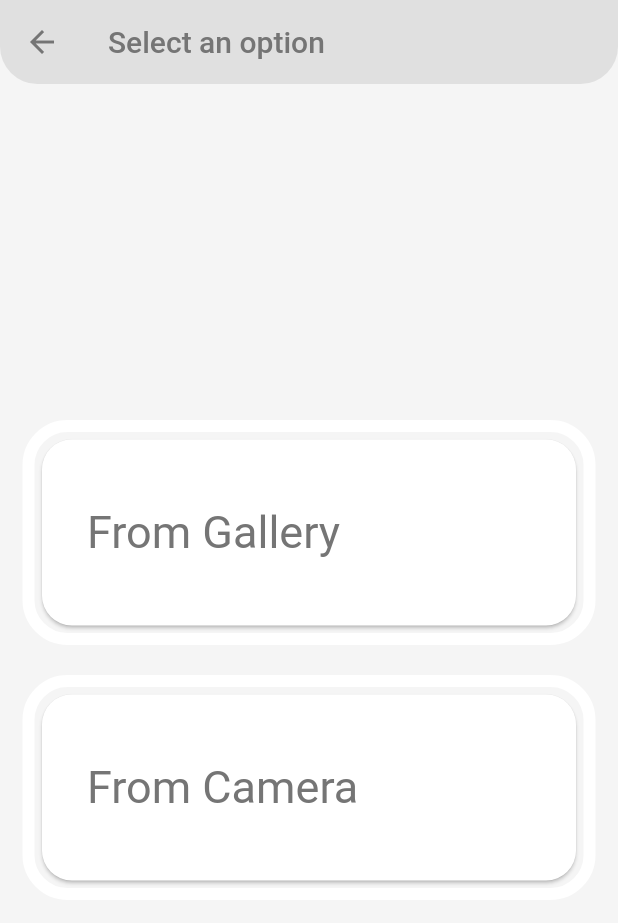
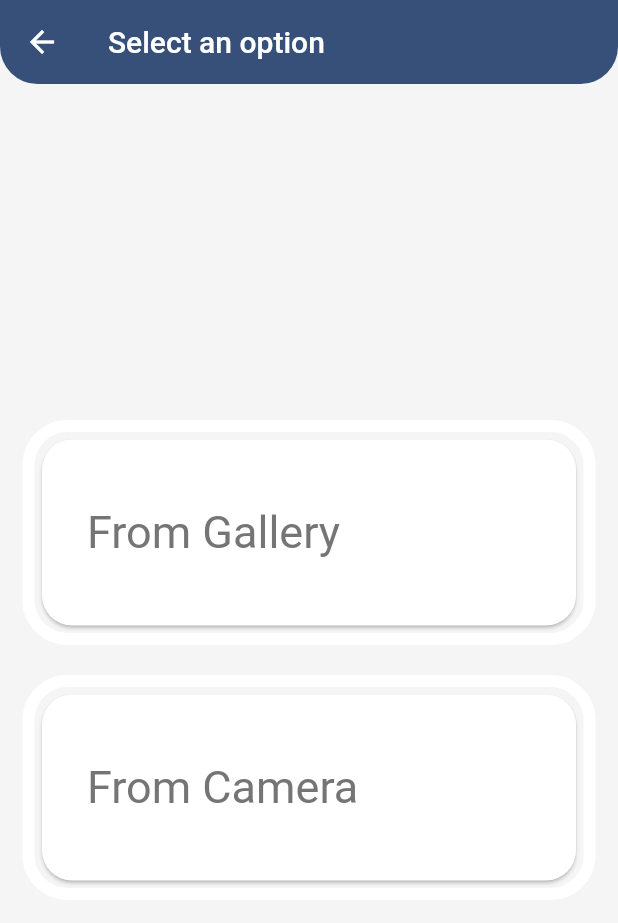
Before and after one commit to SilentCruzer/Lumos, a Flutter app: the screen it shows after launch, after a tap on an icon or button, on a phone screen of 412 x 824 dp. Shown: the top 923 px of the screen. Run offline on Flutter 3.47's test engine with Material 2 defaults, Android fonts, the phone set to English and light mode, and no system bars; our stand-ins replace camera, flutter_icons, flutter_tts, fluttertoast, geolocator, hexcolor and 5 more; missing offline and left inert: animated_splash, colornames, shake, simple_ocr_plugin, telephony, tflite.

Commit message:
Changes Appbar theme

```diff
--- a/lib/main.dart
+++ b/lib/main.dart
@@ -147,19 +147,19 @@ class _MyHomePageState extends State<MyHomePage> {
         elevation: 0,
         title: Text(
           'Select an option',
-          style: TextStyle(color: Colors.grey[600]),
+          style: TextStyle(color: Colors.white),
         ),
         flexibleSpace: Container(
           decoration: BoxDecoration(
               borderRadius: BorderRadius.only(bottomLeft: Radius.circular(25),bottomRight: Radius.circular(25)),
-              color: Colors.grey[300]
+              color: Color(0xff375079)
           ),
         ),
         actions: <Widget>[
           IconButton(
             icon: Icon(
               Icons.settings,
-              color: Colors.grey[600],
+              color: Colors.white,
             ),
             onPressed: () {
               sd.sosDialogBox(context);
@@ -211,7 +211,7 @@ class _MyHomePageState extends State<MyHomePage> {
                     child: new Container(
                       child: new Text('Blind',
                           style: TextStyle(
-                            color: Colors.grey[600],
+                            color: Color(0xff375079),
                           fontSize: 30
                       ),
                       ),
@@ -262,7 +262,7 @@ class _MyHomePageState extends State<MyHomePage> {
                                 child: new Container(
                                   child: new Text('Deaf/\nMute',
                                     style: TextStyle(
-                                        color: Colors.grey[600],
+                                        color: Color(0xff375079),
                                         fontSize: 30
                                     ),
                                   ),
@@ -313,7 +313,7 @@ class _MyHomePageState extends State<MyHomePage> {
                                 child: new Container(
                                   child: new Text('Colour\nBlind',
                                     style: TextStyle(
-                                        color: Colors.grey[600],
+                                        color: Color(0xff375079),
                                         fontSize: 30
                                     ),
                                   ),
--- a/lib/screens/color_blind/color_blind_home.dart
+++ b/lib/screens/color_blind/color_blind_home.dart
@@ -57,19 +57,19 @@ class _ColorBlindHomeState extends State<ColorBlindHome> {
         elevation: 0,
         title: Text(
           'Select an option',
-          style: TextStyle(color: Colors.grey[600]),
+          style: TextStyle(color: Colors.white),
         ),
         flexibleSpace: Container(
           decoration: BoxDecoration(
               borderRadius: BorderRadius.only(bottomLeft: Radius.circular(25),bottomRight: Radius.circular(25)),
-              color: Colors.grey[300]
+              color: Color(0xff375079)
           ),
         ),
         leading:
           IconButton(
             icon: Icon(
               Icons.arrow_back,
-              color: Colors.grey[600],
+              color: Colors.white,
             ),
             onPressed: () {},
           ),
--- a/lib/screens/color_blind/screens/image_color.dart
+++ b/lib/screens/color_blind/screens/image_color.dart
@@ -47,16 +47,16 @@ class _ImageColorState extends State<ImageColor> {
         backgroundColor: Colors.transparent,
         shadowColor: Colors.transparent,
         leading: IconButton(onPressed: () => {Navigator.pop(context)}, icon: Icon(Icons.arrow_back),
-          color: Colors.grey[600],),
+          color: Colors.white,),
           title: Text("Image Color Picker", style: TextStyle(
             fontSize: 18,
-      color: Colors.grey[600],
+      color: Colors.white,
 
       ),),
         flexibleSpace: Container(
           decoration: BoxDecoration(
               borderRadius: BorderRadius.only(bottomLeft: Radius.circular(25),bottomRight: Radius.circular(25)),
-              color: Colors.grey[300]
+              color: Color(0xff375079)
           ),
         ),
       ),
```
